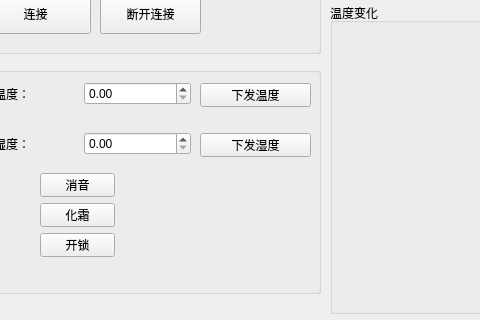
mojimojimo/MyIndustrialHMI, file src/ui/mainwindow.ui: the form before one commit; both pictures show x 90 to 570 and y 237 to 557 of the 860 by 832 pixel window.
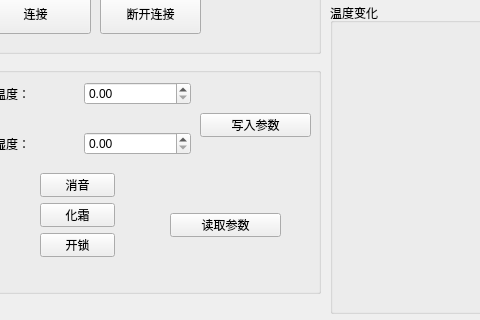
The form after the commit. Custom widgets are drawn as their Qt base class.

What changed in the file:
```diff
--- a/src/ui/mainwindow.ui
+++ b/src/ui/mainwindow.ui
@@ -30,13 +30,13 @@
      <property name="geometry">
       <rect>
        <x>270</x>
-       <y>30</y>
+       <y>60</y>
        <width>111</width>
        <height>24</height>
       </rect>
      </property>
      <property name="text">
-      <string>下发温度</string>
+      <string>写入参数</string>
      </property>
     </widget>
     <widget class="QWidget" name="layoutWidget">
@@ -125,14 +125,14 @@
     <widget class="QPushButton" name="btnSetTemp_2">
      <property name="geometry">
       <rect>
-       <x>270</x>
-       <y>80</y>
+       <x>240</x>
+       <y>160</y>
        <width>111</width>
        <height>24</height>
       </rect>
      </property>
      <property name="text">
-      <string>下发湿度</string>
+      <string>读取参数</string>
      </property>
     </widget>
    </widget>
```
Left out of the diff: 2 changed lines with no effect on the pictures.
